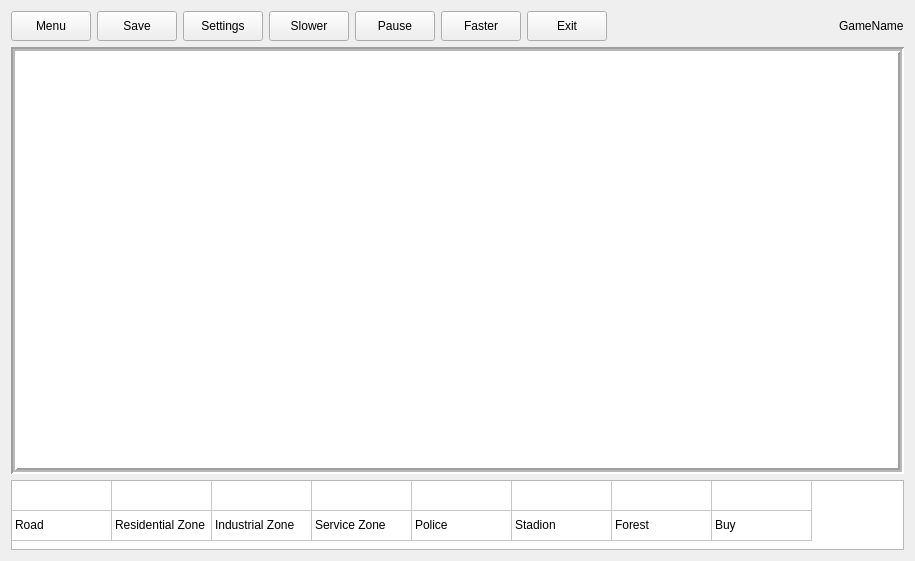
First picture: the form in src/view/GamePage.ui, repository fmarkyy98/qt-city, before the edit.
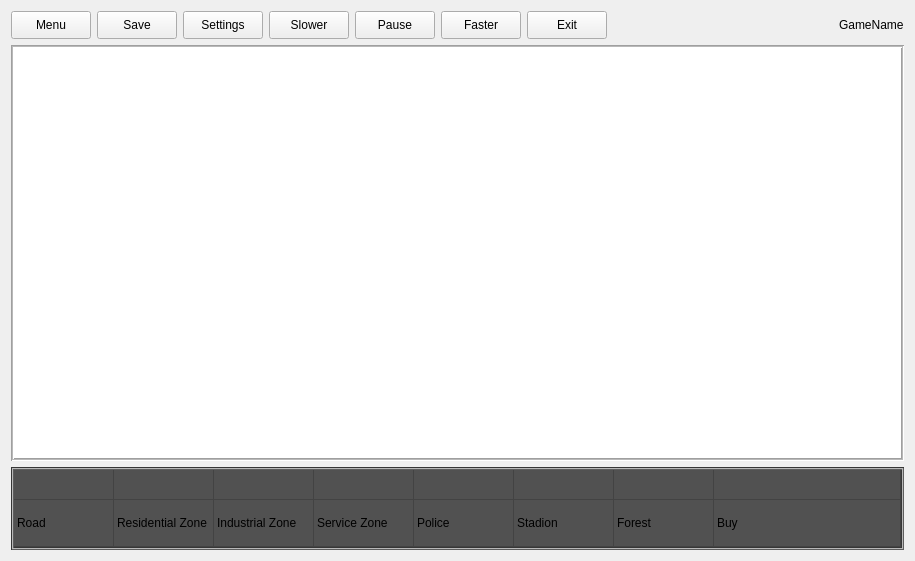
Second picture: the form after the edit. Icons and pictures are not drawn.

```diff
--- a/src/view/GamePage.ui
+++ b/src/view/GamePage.ui
@@ -11,7 +11,7 @@
    </rect>
   </property>
   <property name="sizePolicy">
-   <sizepolicy hsizetype="Maximum" vsizetype="Maximum">
+   <sizepolicy hsizetype="Expanding" vsizetype="Expanding">
     <horstretch>0</horstretch>
     <verstretch>0</verstretch>
    </sizepolicy>
@@ -19,7 +19,7 @@
   <property name="windowTitle">
    <string>Form</string>
   </property>
-  <layout class="QVBoxLayout" name="verticalLayout" stretch="1,14,2">
+  <layout class="QVBoxLayout" name="verticalLayout" stretch="1,15,3">
    <item>
     <layout class="QHBoxLayout" name="horizontalLayout">
      <item>
@@ -147,10 +147,10 @@
       <enum>QFrame::Sunken</enum>
      </property>
      <property name="lineWidth">
-      <number>2</number>
+      <number>1</number>
      </property>
      <property name="midLineWidth">
-      <number>2</number>
+      <number>1</number>
      </property>
      <property name="verticalScrollBarPolicy">
       <enum>Qt::ScrollBarAlwaysOff</enum>
@@ -183,6 +183,33 @@
      <property name="enabled">
       <bool>true</bool>
      </property>
+     <property name="sizePolicy">
+      <sizepolicy hsizetype="Minimum" vsizetype="Expanding">
+       <horstretch>0</horstretch>
+       <verstretch>0</verstretch>
+      </sizepolicy>
+     </property>
+     <property name="layoutDirection">
+      <enum>Qt::LeftToRight</enum>
+     </property>
+     <property name="autoFillBackground">
+      <bool>true</bool>
+     </property>
+     <property name="styleSheet">
+      <string notr="true">background-color: rgb(81, 81, 81)</string>
+     </property>
+     <property name="frameShape">
+      <enum>QFrame::Box</enum>
+     </property>
+     <property name="frameShadow">
+      <enum>QFrame::Sunken</enum>
+     </property>
+     <property name="lineWidth">
+      <number>1</number>
+     </property>
+     <property name="midLineWidth">
+      <number>1</number>
+     </property>
      <property name="verticalScrollBarPolicy">
       <enum>Qt::ScrollBarAlwaysOff</enum>
      </property>
@@ -190,14 +217,38 @@
       <enum>Qt::ScrollBarAlwaysOff</enum>
      </property>
      <property name="sizeAdjustPolicy">
-      <enum>QAbstractScrollArea::AdjustToContents</enum>
+      <enum>QAbstractScrollArea::AdjustIgnored</enum>
+     </property>
+     <property name="textElideMode">
+      <enum>Qt::ElideMiddle</enum>
+     </property>
+     <property name="gridStyle">
+      <enum>Qt::SolidLine</enum>
      </property>
      <attribute name="horizontalHeaderVisible">
       <bool>false</bool>
      </attribute>
+     <attribute name="horizontalHeaderCascadingSectionResizes">
+      <bool>false</bool>
+     </attribute>
+     <attribute name="horizontalHeaderShowSortIndicator" stdset="0">
+      <bool>false</bool>
+     </attribute>
+     <attribute name="horizontalHeaderStretchLastSection">
+      <bool>true</bool>
+     </attribute>
      <attribute name="verticalHeaderVisible">
       <bool>false</bool>
      </attribute>
+     <attribute name="verticalHeaderCascadingSectionResizes">
+      <bool>true</bool>
+     </attribute>
+     <attribute name="verticalHeaderShowSortIndicator" stdset="0">
+      <bool>true</bool>
+     </attribute>
+     <attribute name="verticalHeaderStretchLastSection">
+      <bool>true</bool>
+     </attribute>
      <row>
       <property name="text">
        <string>New Row</string>
@@ -252,16 +303,38 @@
       <property name="text">
        <string/>
       </property>
-      <property name="icon">
-       <iconset>
-        <selectedoff>:/images/road</selectedoff>
-       </iconset>
+      <property name="background">
+       <brush brushstyle="NoBrush">
+        <color alpha="255">
+         <red>255</red>
+         <green>255</green>
+         <blue>255</blue>
+        </color>
+       </brush>
+      </property>
+      <property name="foreground">
+       <brush brushstyle="NoBrush">
+        <color alpha="255">
+         <red>255</red>
+         <green>255</green>
+         <blue>255</blue>
+        </color>
+       </brush>
       </property>
      </item>
      <item row="0" column="1">
       <property name="text">
        <string/>
       </property>
+      <property name="background">
+       <brush brushstyle="NoBrush">
+        <color alpha="255">
+         <red>255</red>
+         <green>255</green>
+         <blue>255</blue>
+        </color>
+       </brush>
+      </property>
       <property name="icon">
        <iconset>
         <selectedoff>:/images/house</selectedoff>
```
